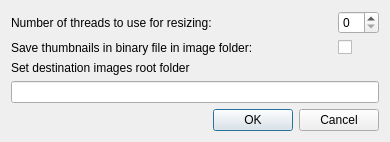
This is src/resources/uixml/settings.ui in jorritvm/imagetools as Qt 5 draws it before an edit. The edited form follows.
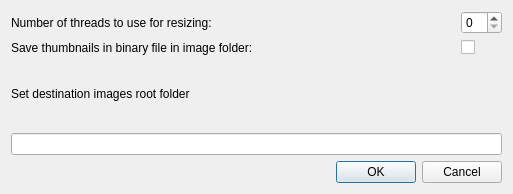
This is the edited form.

Diff of the .ui file:
```diff
--- a/src/resources/uixml/settings.ui
+++ b/src/resources/uixml/settings.ui
@@ -6,8 +6,8 @@
    <rect>
     <x>0</x>
     <y>0</y>
-    <width>390</width>
-    <height>137</height>
+    <width>513</width>
+    <height>194</height>
    </rect>
   </property>
   <property name="sizePolicy">
```
Left out of the diff: 6 changed lines with no effect on the pictures.
